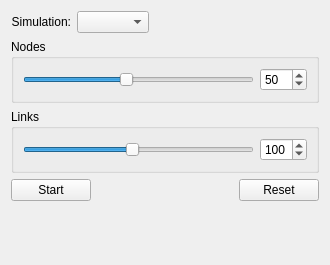
Old version of the form scripts/Controls.ui in the repository dmzgroup/littlesims.
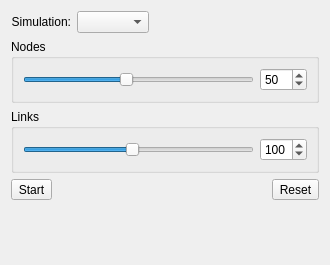
New version of the form.

Commit message: minor updated to work with updated dock bindings

Diff of the .ui file:
```diff
--- a/scripts/Controls.ui
+++ b/scripts/Controls.ui
@@ -141,7 +141,7 @@
       <number>0</number>
      </property>
      <item>
-      <widget class="QPushButton" name="pauseButton">
+      <widget class="QToolButton" name="pauseButton">
        <property name="text">
         <string>Start</string>
        </property>
@@ -161,7 +161,7 @@
       </spacer>
      </item>
      <item>
-      <widget class="QPushButton" name="resetButton">
+      <widget class="QToolButton" name="resetButton">
        <property name="sizePolicy">
         <sizepolicy hsizetype="Minimum" vsizetype="Fixed">
          <horstretch>0</horstretch>
```
The commit also changes 2 other files.
